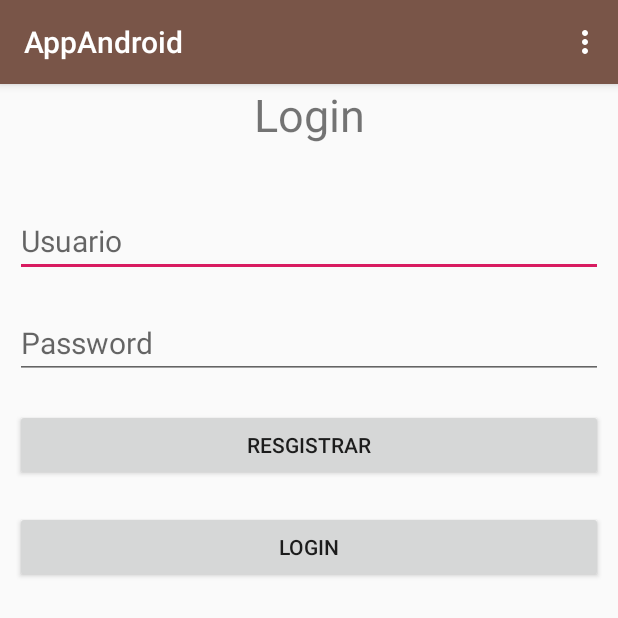
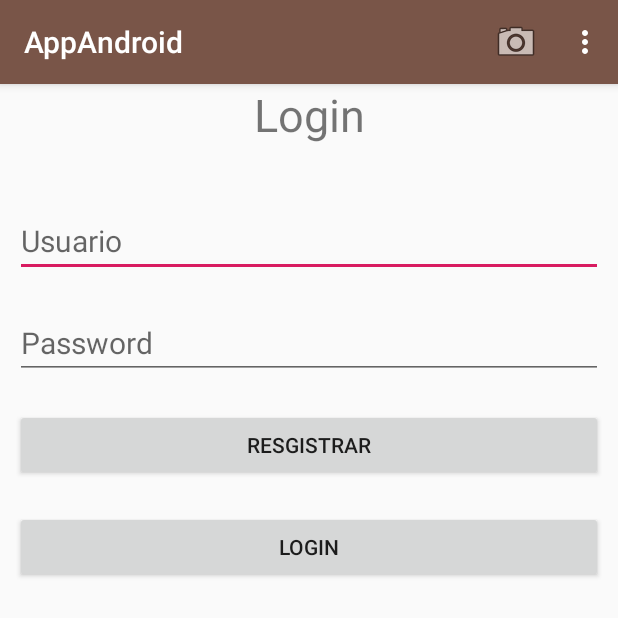
Before and after one commit to fede48/AppAndroid, an Android app: the screen it shows after launch (MainActivity), on a phone screen of 412 x 824 dp, the top half of it. Run offline under Robolectric (Android 15) with nearby library versions, the phone set to English and light mode, and no system bars; our stand-ins replace Firebase (no records; nobody signed in at launch, a user with empty details on screens opened directly).

Commit message:
accediendo a la camara

```diff
--- a/app/src/main/AndroidManifest.xml
+++ b/app/src/main/AndroidManifest.xml
@@ -7,10 +7,16 @@
          Google Maps Android API v2, but you must specify either coarse or fine
          location permissions for the 'MyLocation' functionality.
     -->
+    <uses-feature android:name="android.hardware.camera"
+        android:required="true" />
+
     <uses-permission android:name="android.permission.ACCESS_COARSE_LOCATION" />
     <uses-permission android:name="android.permission.INTERNET"/>
     <uses-permission android:name="android.permission.ACCESS_COARSE_LOCATION" />
     <uses-permission android:name="android.permission.ACCESS_FINE_LOCATION" />
+    <uses-permission android:name="android.permission.READ_EXTERNAL_STORAGE" />
+    <uses-permission android:name="android.permission.WHITE_EXTERNAL_STORAGE" />
+
 
     <application
         android:allowBackup="true"
--- a/app/src/main/res/layout/activity_index.xml
+++ b/app/src/main/res/layout/activity_index.xml
@@ -7,6 +7,7 @@
     android:layout_width="match_parent"
     android:layout_height="match_parent"
     tools:context=".IndexActivity">
+
 
     <LinearLayout
         android:layout_width="match_parent"
--- a/app/src/main/res/layout/activity_main.xml
+++ b/app/src/main/res/layout/activity_main.xml
@@ -16,7 +16,8 @@
             android:layout_width="match_parent"
             android:layout_height="?attr/actionBarSize"
             android:background="?attr/colorPrimary"
-            app:popupTheme="@style/AppTheme.PopupOverlay" />
+            app:popupTheme="@style/AppTheme.PopupOverlay"
+            app:elevation="4dp"/>
 
     </android.support.design.widget.AppBarLayout>
 
--- a/app/src/main/res/layout/content_main.xml
+++ b/app/src/main/res/layout/content_main.xml
@@ -7,8 +7,7 @@
     app:layout_behavior="@string/appbar_scrolling_view_behavior"
     tools:context=".MainActivity"
     tools:showIn="@layout/activity_main"
-    android:orientation="vertical"
-    >
+    android:orientation="vertical">
 
     <TextView
         android:layout_width="match_parent"
@@ -51,4 +50,11 @@
         android:layout_margin="10dp"
         android:text="Login" />
 
+
+    <ImageView
+        android:layout_width="match_parent"
+        android:layout_height="wrap_content"
+        android:id="@+id/imagen"
+        />
+
 </LinearLayout>
--- a/app/src/main/res/menu/menu_main.xml
+++ b/app/src/main/res/menu/menu_main.xml
@@ -7,4 +7,11 @@
         android:orderInCategory="100"
         android:title="@string/action_settings"
         app:showAsAction="never" />
+    <item
+        android:icon="@android:drawable/ic_menu_camera"
+        android:id="@+id/camara"
+        android:title="camara"
+        app:showAsAction="always" />
+
+
 </menu>
```
Also changed, not shown: app/src/main/java/com/example/federico/appandroid/IndexActivity.java (+15 -2 lines), app/src/main/java/com/example/federico/appandroid/MainActivity.java (+29 -2 lines), app/src/main/res/layout/toolbar.xml (added, +11 -0 lines).
